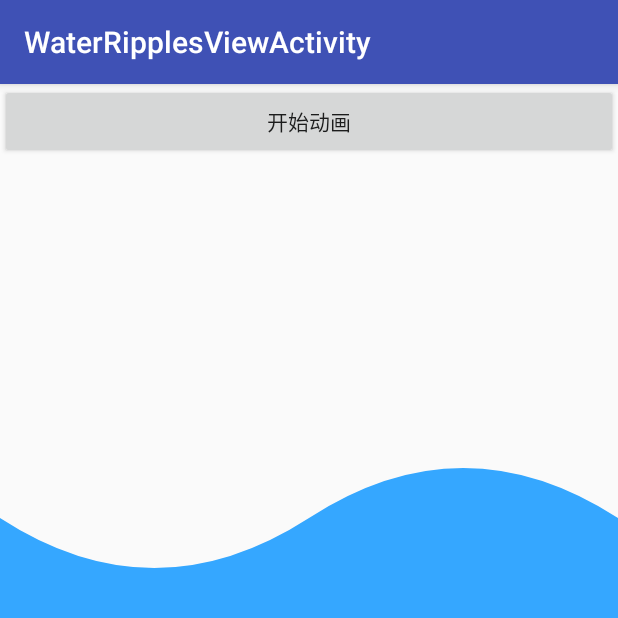
After one commit to qiangxi/CustomViewProject, an Android app: the WaterRipplesViewActivity screen opened directly, with no data from a screen before it, on a phone screen of 412 x 824 dp, the top half of it. The commit adds this screen. Run offline under Robolectric (Android 15) with nearby library versions, the phone set to English and light mode, and no system bars.

Commit message:
新增水波纹效果

```diff
--- a/app/src/main/java/com/lanma/customviewproject/activities/AudioBarChartActivity.java
+++ b/app/src/main/java/com/lanma/customviewproject/activities/AudioBarChartActivity.java
@@ -13,6 +13,7 @@ public class AudioBarChartActivity extends AppCompatActivity {
     protected void onCreate(Bundle savedInstanceState) {
         super.onCreate(savedInstanceState);
         setContentView(R.layout.activity_audio_bar_chart);
+        setTitle("AudioBarChartActivity");
         chart = (AudioBarChart) findViewById(R.id.audioBarChart);
         chart.setBarChartCount(25);
     }
--- a/app/src/main/java/com/lanma/customviewproject/activities/MainActivity.java
+++ b/app/src/main/java/com/lanma/customviewproject/activities/MainActivity.java
@@ -36,8 +36,10 @@ public class MainActivity extends AppCompatActivity implements AdapterView.OnIte
         mList.add(new MainListInfo("仿支付宝物流状态", StateLineActivity.class));
         mList.add(new MainListInfo("音量调节View", VolumeControlViewActivity.class));
         mList.add(new MainListInfo("ListPopupWindow", ListPopupWindowActivity.class));
+        mList.add(new MainListInfo("音频条形图", AudioBarChartActivity.class));
+        mList.add(new MainListInfo("刮刮卡效果", ScrapeViewActivity.class));
+        mList.add(new MainListInfo("水波纹效果", WaterRipplesViewActivity.class));
         mList.add(new MainListInfo("SampleView", SampleViewActivity.class));
-        mList.add(new MainListInfo("刮刮卡效果", ScrapeViewActivity.class));
 
         mListView.setAdapter(new MainListAdapter(this, mList));
         mListView.setOnItemClickListener(this);
--- a/app/src/main/java/com/lanma/customviewproject/activities/SampleViewActivity.java
+++ b/app/src/main/java/com/lanma/customviewproject/activities/SampleViewActivity.java
@@ -11,5 +11,6 @@ public class SampleViewActivity extends AppCompatActivity {
     protected void onCreate(Bundle savedInstanceState) {
         super.onCreate(savedInstanceState);
         setContentView(R.layout.activity_sample_view);
+        setTitle("SampleViewActivity");
     }
 }
--- a/app/src/main/java/com/lanma/customviewproject/activities/ScrapeViewActivity.java
+++ b/app/src/main/java/com/lanma/customviewproject/activities/ScrapeViewActivity.java
@@ -13,6 +13,7 @@ public class ScrapeViewActivity extends AppCompatActivity {
     protected void onCreate(Bundle savedInstanceState) {
         super.onCreate(savedInstanceState);
         setContentView(R.layout.activity_scrape_view);
+        setTitle("ScrapeViewActivity");
         mScrapeView = (ScrapeView) findViewById(R.id.scrapeView);
     }
 }
--- /dev/null
+++ b/app/src/main/java/com/lanma/customviewproject/activities/WaterRipplesViewActivity.java
@@ -0,0 +1,35 @@
+package com.lanma.customviewproject.activities;
+
+import android.os.Bundle;
+import android.support.v7.app.AppCompatActivity;
+import android.view.View;
+import android.widget.Button;
+
+import com.lanma.customviewproject.R;
+import com.lanma.customviewproject.views.WaterRipplesView;
+
+public class WaterRipplesViewActivity extends AppCompatActivity {
+    private WaterRipplesView ripplesView;
+    private Button button;
+
+    @Override
+    protected void onCreate(Bundle savedInstanceState) {
+        super.onCreate(savedInstanceState);
+        setContentView(R.layout.activity_water_ripples_view);
+        setTitle("WaterRipplesViewActivity");
+        ripplesView = (WaterRipplesView) findViewById(R.id.waterRipplesView);
+        button = (Button) findViewById(R.id.startAnimation);
+        button.setOnClickListener(new View.OnClickListener() {
+            @Override
+            public void onClick(View v) {
+                if (ripplesView.isAnimIsStart()) {
+                    button.setText("开始动画");
+                    ripplesView.stopAnim();
+                } else {
+                    button.setText("停止动画");
+                    ripplesView.startAnim();
+                }
+            }
+        });
+    }
+}
--- /dev/null
+++ b/app/src/main/java/com/lanma/customviewproject/views/WaterRipplesView.java
@@ -0,0 +1,121 @@
+package com.lanma.customviewproject.views;
+
+import android.animation.ValueAnimator;
+import android.content.Context;
+import android.graphics.Canvas;
+import android.graphics.Color;
+import android.graphics.Paint;
+import android.graphics.Path;
+import android.util.AttributeSet;
+import android.view.View;
+import android.view.animation.LinearInterpolator;
+
+/**
+ * 作者 任强强 on 2017/2/14 15:35.
+ * 水波纹效果(二阶贝塞尔曲线的应用)
+ * 实现要点:1,二阶贝塞尔曲线的绘制
+ *         2,横向属性动画的位移距离要和波长(两个半圆的长度)一致,不然衔接不上
+ */
+
+public class WaterRipplesView extends View {
+    private Paint mPaint;
+    private Path mPath;
+    private int dx;
+    private int dy;
+    private boolean animIsStart = false;
+    private int WaveformCount = 2;//波形数量
+    private int WaveformLength = 200;//波形长度
+    private ValueAnimator animator;//横向
+    private ValueAnimator animator1;//竖向
+    private int w;//view宽
+    private int h;//view高
+
+    public WaterRipplesView(Context context) {
+        this(context, null);
+    }
+
+    public WaterRipplesView(Context context, AttributeSet attrs) {
+        this(context, attrs, 0);
+    }
+
+    public WaterRipplesView(Context context, AttributeSet attrs, int defStyleAttr) {
+        super(context, attrs, defStyleAttr);
+        initConfig();
+    }
+
+    private void initConfig() {
+        mPaint = new Paint();
+        mPaint.setColor(Color.parseColor("#35A7FF"));
+        mPaint.setAntiAlias(true);
+        mPaint.setStyle(Paint.Style.FILL_AND_STROKE);
+        mPath = new Path();
+    }
+
+    @Override
+    protected void onLayout(boolean changed, int left, int top, int right, int bottom) {
+        super.onLayout(changed, left, top, right, bottom);
+        w = getWidth();
+        h = getHeight();
+        WaveformLength = w / WaveformCount;
+    }
+
+    @Override
+    protected void onDraw(Canvas canvas) {
+        super.onDraw(canvas);
+        mPath.reset();
+        mPath.moveTo(-WaveformLength * 2 + dx, h / 3 + dy);
+        for (int i = 0; i < WaveformCount; i++) {
+            mPath.rQuadTo(WaveformLength / 2, 100, WaveformLength, 0);
+            mPath.rQuadTo(WaveformLength / 2, -100, WaveformLength, 0);
+        }
+        mPath.lineTo(w, h);
+        mPath.lineTo(0, h);
+        mPath.close();
+        canvas.drawPath(mPath, mPaint);
+    }
+
+    public void startAnim() {
+        //横向
+        animator = ValueAnimator.ofInt(0, WaveformLength * 2);
+        animator.setDuration(2000);
+        animator.setRepeatCount(ValueAnimator.INFINITE);
+        animator.setInterpolator(new LinearInterpolator());
+        animator.addUpdateListener(new ValueAnimator.AnimatorUpdateListener() {
+            @Override
+            public void onAnimationUpdate(ValueAnimator animation) {
+                dx = (int) animation.getAnimatedValue();
+                postInvalidate();
+            }
+        });
+        animator.start();
+        //竖向
+        animator1 = ValueAnimator.ofInt(0, h * 2 / 3 + 100);
+        animator1.setDuration(5000);
+        animator1.setRepeatCount(ValueAnimator.INFINITE);
+        animator1.setRepeatMode(ValueAnimator.REVERSE);
+        animator1.setInterpolator(new LinearInterpolator());
+        animator1.addUpdateListener(new ValueAnimator.AnimatorUpdateListener() {
+            @Override
+            public void onAnimationUpdate(ValueAnimator animation) {
+                dy = (int) animation.getAnimatedValue();
+                postInvalidate();
+            }
+        });
+        animator1.start();
+        animIsStart = true;
+    }
+
+    public void stopAnim() {
+        if (null != animator && animator.isRunning()) {
+            animator.cancel();
+        }
+        if (null != animator1 && animator1.isRunning()) {
+            animator1.cancel();
+        }
+        animIsStart = false;
+    }
+
+    public boolean isAnimIsStart() {
+        return animIsStart;
+    }
+}
--- /dev/null
+++ b/app/src/main/res/layout/activity_water_ripples_view.xml
@@ -0,0 +1,19 @@
+<?xml version="1.0" encoding="utf-8"?>
+<LinearLayout
+    android:id="@+id/activity_water_ripples_view"
+    xmlns:android="http://schemas.android.com/apk/res/android"
+    android:layout_width="match_parent"
+    android:layout_height="match_parent"
+    android:orientation="vertical">
+
+    <Button
+        android:id="@+id/startAnimation"
+        android:layout_width="match_parent"
+        android:layout_height="50dp"
+        android:text="开始动画"/>
+
+    <com.lanma.customviewproject.views.WaterRipplesView
+        android:id="@+id/waterRipplesView"
+        android:layout_width="match_parent"
+        android:layout_height="match_parent"/>
+</LinearLayout>
```
Also changed, not shown: app/src/main/AndroidManifest.xml (+8 -6 lines), app/src/main/java/com/lanma/customviewproject/views/SampleView.java (+9 -8 lines), app/src/main/java/com/lanma/customviewproject/views/ScrapeView.java (+32 -1 lines).
